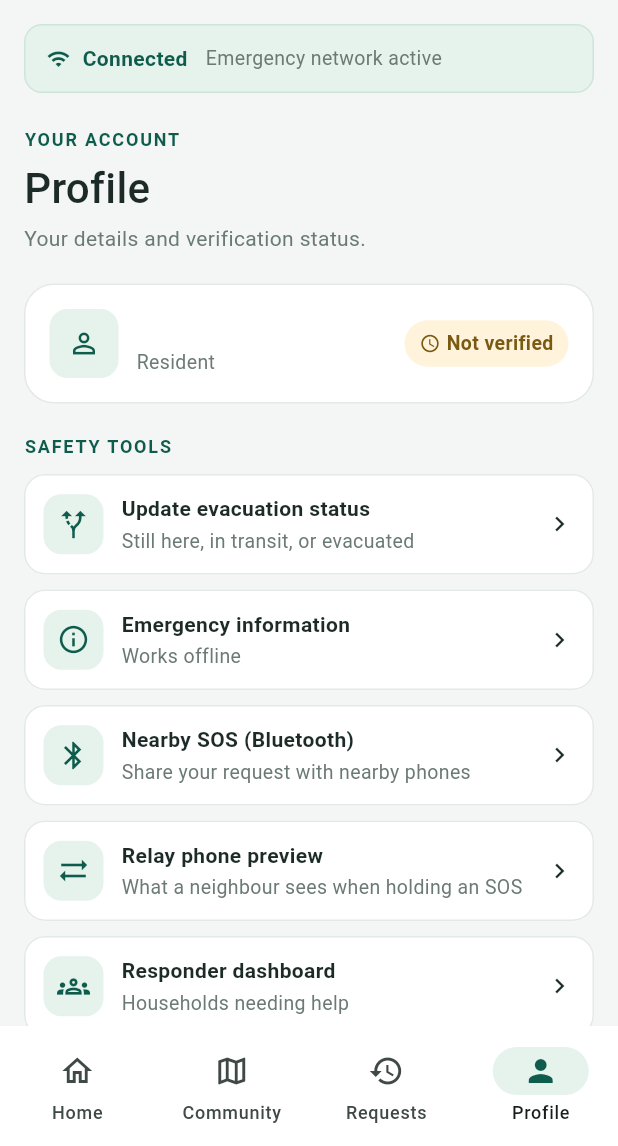
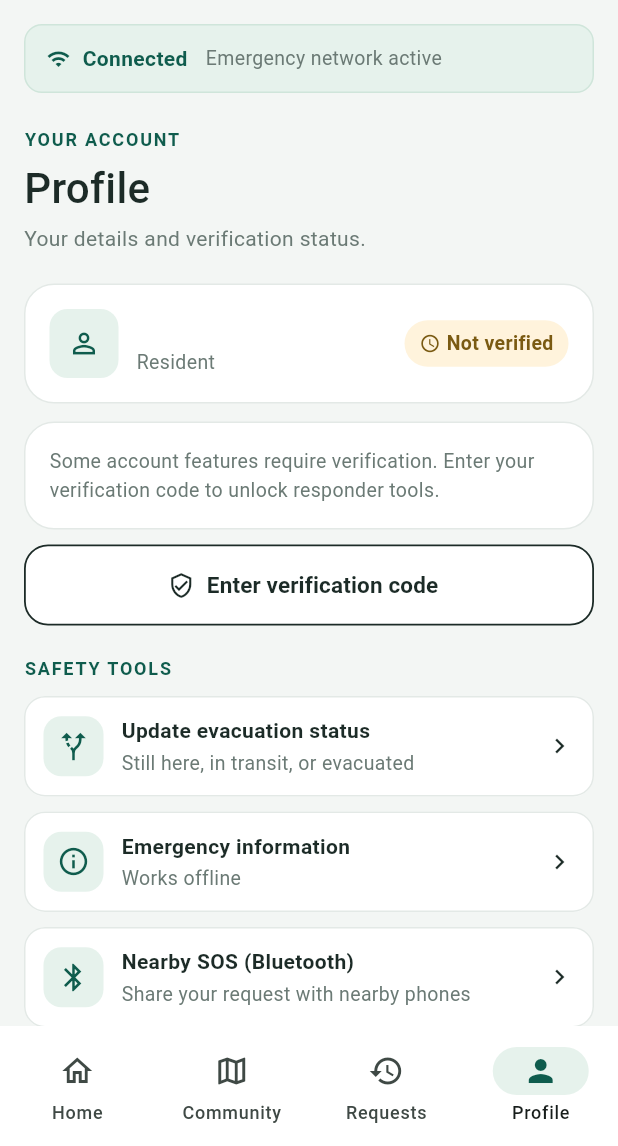
Before and after one commit to haethusrein/akay, a Flutter app: the screen it shows once a user with an empty profile is signed in, item 4 of the bottom bar chosen, on a phone screen of 412 x 824 dp, the part 90-1236 px from its top. Run offline on Flutter 3.47's test engine with Material 3 defaults, Android fonts, the phone set to English and light mode, and no system bars; our stand-ins replace cloud_firestore, firebase_auth, firebase_core, geolocator; accounts and stored records are empty.

Commit message:
feat: Enhance profile screen with verification prompt and navigation

```diff
--- a/test_app/lib/screens/profile_screen.dart
+++ b/test_app/lib/screens/profile_screen.dart
@@ -1,6 +1,6 @@
 import 'package:flutter/material.dart';
 import '../akay_backend.dart';
-import '../create_account_screens.dart'; // WelcomeScreen, showComingSoon
+import '../create_account_screens.dart'; // WelcomeScreen, VerifyCodeScreen, showComingSoon
 import '../main.dart';
 import 'admin_only.dart';
 import 'akay_nav.dart';
@@ -14,7 +14,7 @@ import 'screen_widgets.dart';
 // ============================================================
 // AKAY - Profile tab
 // The Figma export has no Profile design yet, so this is a simple version
-// in the same style: account details + Log out.
+// in the same style: account details + verification + Log out.
 //
 // Backend used: AkayBackend.myProfile(), AkayBackend.signOut()
 // ============================================================
@@ -40,6 +40,12 @@ class ProfileScreen extends StatelessWidget {
     } catch (e) {
       if (context.mounted) showComingSoon(context, AkayBackend.friendlyError(e));
     }
+  }
+
+  void _openVerification(BuildContext context) {
+    Navigator.of(context).push(
+      MaterialPageRoute(builder: (_) => const VerifyCodeScreen()),
+    );
   }
 
   @override
@@ -93,9 +99,14 @@ class ProfileScreen extends StatelessWidget {
                           ),
                         ),
                         Container(
-                          padding: const EdgeInsets.symmetric(horizontal: 10, vertical: 6),
+                          padding: const EdgeInsets.symmetric(
+                            horizontal: 10,
+                            vertical: 6,
+                          ),
                           decoration: BoxDecoration(
-                            color: verified ? kLightGreen : const Color(0xFFFFF3DC),
+                            color: verified
+                                ? kLightGreen
+                                : const Color(0xFFFFF3DC),
                             borderRadius: BorderRadius.circular(20),
                           ),
                           child: Row(
@@ -103,7 +114,9 @@ class ProfileScreen extends StatelessWidget {
                               Icon(
                                 verified ? Icons.check : Icons.schedule,
                                 size: 14,
-                                color: verified ? kGreen : const Color(0xFF7A5A12),
+                                color: verified
+                                    ? kGreen
+                                    : const Color(0xFF7A5A12),
                               ),
                               const SizedBox(width: 4),
                               Text(
@@ -111,7 +124,9 @@ class ProfileScreen extends StatelessWidget {
                                 style: TextStyle(
                                   fontSize: 13,
                                   fontWeight: FontWeight.w600,
-                                  color: verified ? kGreen : const Color(0xFF7A5A12),
+                                  color: verified
+                                      ? kGreen
+                                      : const Color(0xFF7A5A12),
                                 ),
                               ),
                             ],
@@ -124,7 +139,36 @@ class ProfileScreen extends StatelessWidget {
               );
             },
           ),
-          const SizedBox(height: 20),
+          const SizedBox(height: 12),
+          StreamBuilder(
+            stream: AkayBackend.myProfile(),
+            builder: (context, snapshot) {
+              final profile = snapshot.data?.data();
+              if (profile == null || profile['verified'] == true) {
+                return const SizedBox.shrink();
+              }
+
+              return Column(
+                crossAxisAlignment: CrossAxisAlignment.start,
+                children: [
+                  const AppCard(
+                    child: Text(
+                      'Some account features require verification. '
+                      'Enter your verification code to unlock responder tools.',
+                      style: kGreyText,
+                    ),
+                  ),
+                  const SizedBox(height: 10),
+                  OutlineAction(
+                    label: 'Enter verification code',
+                    icon: Icons.verified_user_outlined,
+                    onPressed: () => _openVerification(context),
+                  ),
+                  const SizedBox(height: 20),
+                ],
+              );
+            },
+          ),
           const Text('SAFETY TOOLS', style: kSmallLabel),
           const SizedBox(height: 10),
           const _ToolTile(
@@ -151,12 +195,17 @@ class ProfileScreen extends StatelessWidget {
             subtitle: 'What a neighbour sees when holding an SOS',
             page: RelayPhoneScreen(),
           ),
-          // Responder tools: shown to respondents (and while sample data is on).
+          // Responder tools require both the responder role and verification.
           StreamBuilder(
             stream: AkayBackend.myProfile(),
             builder: (context, snapshot) {
-              final isResponder = snapshot.data?.data()?['role'] == 'respondent';
-              if (!isResponder && !kShowSampleData) return const SizedBox.shrink();
+              final profile = snapshot.data?.data();
+              final isVerifiedResponder =
+                  profile?['role'] == 'respondent' &&
+                  profile?['verified'] == true;
+
+              if (!isVerifiedResponder) return const SizedBox.shrink();
+
               return const Column(
                 children: [
                   _ToolTile(
@@ -255,7 +304,11 @@ class _ToolTile extends StatelessWidget {
                     ],
                   ),
                 ),
-                const Icon(Icons.chevron_right, size: 20, color: kTextDark),
+                const Icon(
+                  Icons.chevron_right,
+                  size: 20,
+                  color: kTextDark,
+                ),
               ],
             ),
           ),
```
